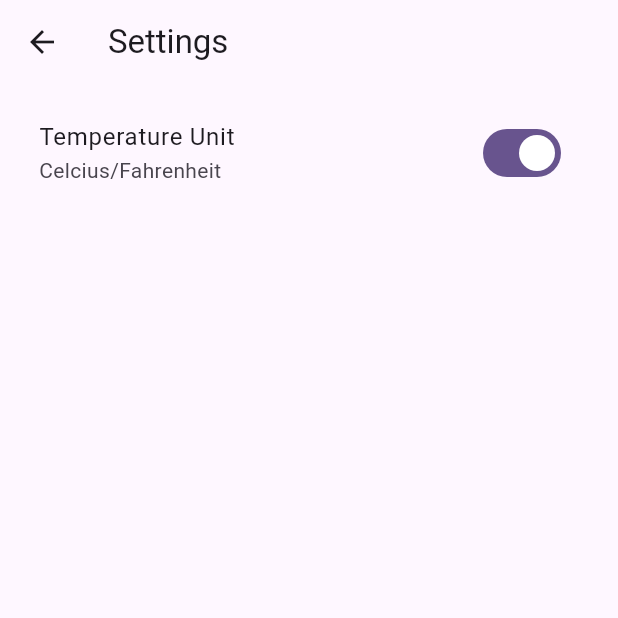
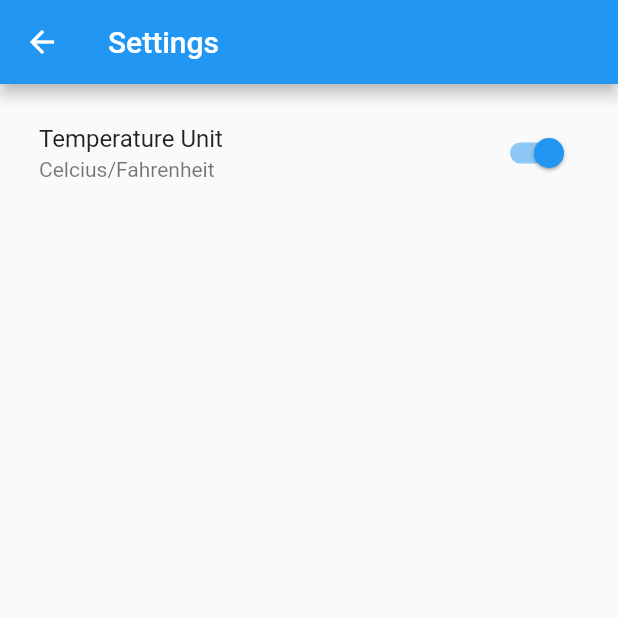
Before and after one commit to LukaszWalencik/open_weather_provider, a Flutter app: the screen it shows after launch, after a tap on the "settings" icon, on a phone screen of 412 x 824 dp, the top half of it. Run offline on Flutter 3.47's test engine with Material 2 defaults, Android fonts, the phone set to English and light mode, and no system bars; our stand-ins replace equatable, flutter_dotenv, recase.

Commit message:
Inject Theme porvider usin ChangeNotifierProxyProvider and use it to change theme depense of value temp of searching city

```diff
--- a/lib/main.dart
+++ b/lib/main.dart
@@ -2,6 +2,7 @@ import 'package:flutter/material.dart';
 import 'package:flutter_dotenv/flutter_dotenv.dart';
 import 'package:open_weather_provider/pages/home_page.dart';
 import 'package:open_weather_provider/providers/providers.dart';
+import 'package:open_weather_provider/providers/theme/theme_provider.dart';
 import 'package:open_weather_provider/repository/weather_repository.dart';
 import 'package:open_weather_provider/services/weather_api_services.dart';
 import 'package:provider/provider.dart';
@@ -31,14 +32,19 @@ class MyApp extends StatelessWidget {
                 weatherRepository: context.read<WeatherRepository>())),
         ChangeNotifierProvider<TempSettingsProvider>(
             create: (context) => TempSettingsProvider()),
+        ChangeNotifierProxyProvider<WeatherProvider, ThemeProvider>(
+          create: (context) => ThemeProvider(),
+          update: (BuildContext context, WeatherProvider wp,
+                  ThemeProvider? theme) =>
+              theme!..update(wp),
+        )
       ],
-      child: MaterialApp(
+      builder: (context, widget) => MaterialApp(
         title: 'Weather App',
         debugShowCheckedModeBanner: false,
-        theme: ThemeData(
-          colorScheme: ColorScheme.fromSeed(seedColor: Colors.deepPurple),
-          useMaterial3: true,
-        ),
+        theme: context.watch<ThemeProvider>().state.appTheme == AppTheme.light
+            ? ThemeData.light()
+            : ThemeData.dark(),
         home: const HomePage(),
       ),
     );
```
